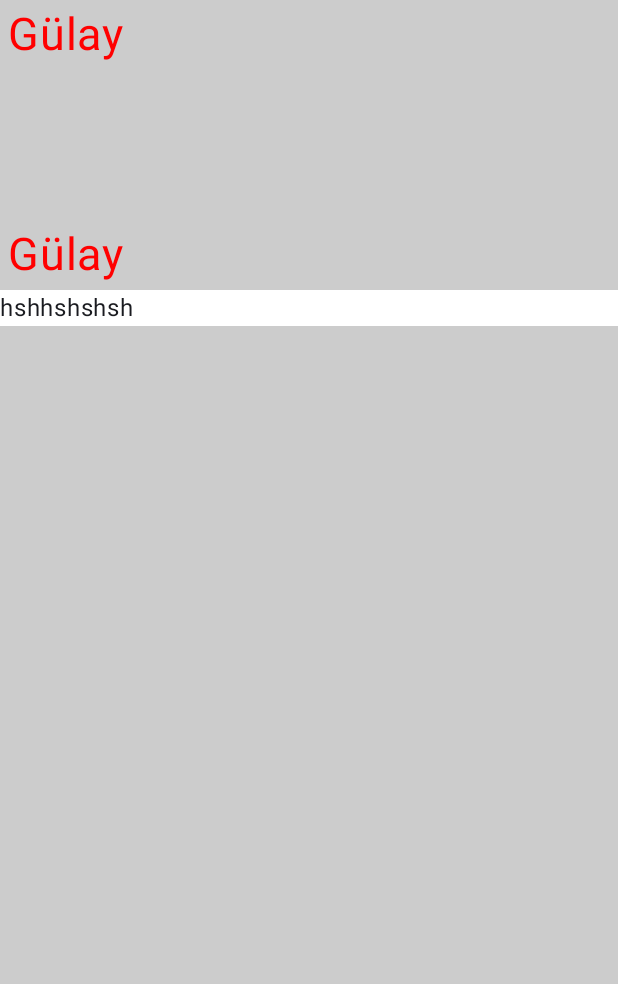
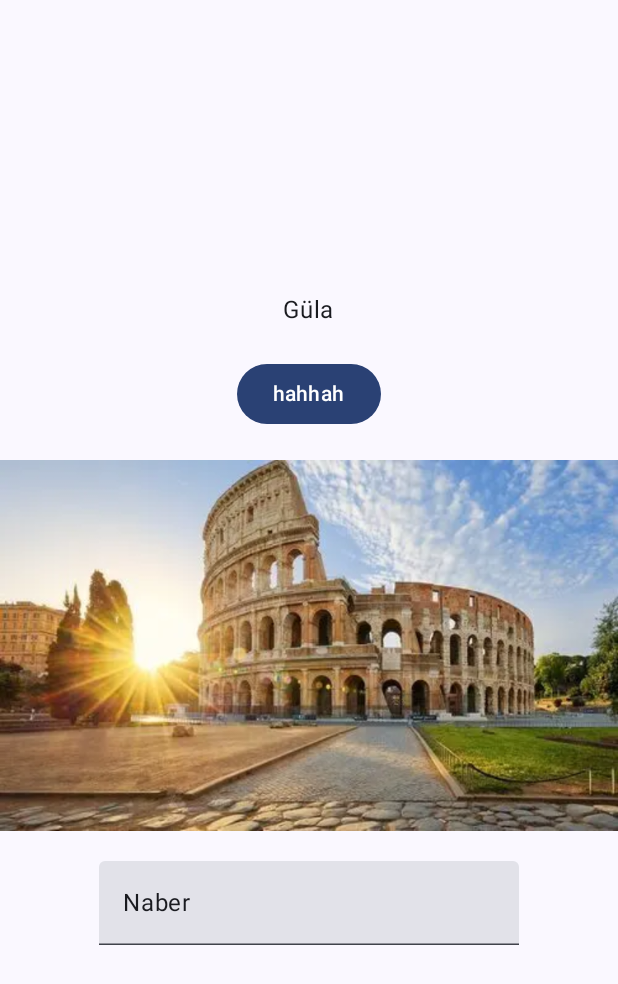
Before and after one commit to GulayAdgzl/jetpackcomposeexample, an Android app built with Jetpack Compose: the screen it shows after launch (MainActivity), on a phone screen of 412 x 824 dp. Shown: the top 984 px of the screen. Run offline under Robolectric (Android 15) with nearby library versions, the phone set to English and light mode, and no system bars.

Commit message:
Add inspection profile for Jetpack Compose and update MainActivity with state management features

```diff
--- a/app/src/main/java/com/example/jetpackcompose/MainActivity.kt
+++ b/app/src/main/java/com/example/jetpackcompose/MainActivity.kt
@@ -4,6 +4,7 @@ import android.os.Bundle
 import androidx.activity.ComponentActivity
 import androidx.activity.compose.setContent
 import androidx.activity.enableEdgeToEdge
+import androidx.compose.foundation.Image
 import androidx.compose.foundation.background
 import androidx.compose.foundation.layout.Arrangement
 import androidx.compose.foundation.layout.Box
@@ -11,18 +12,24 @@ import androidx.compose.foundation.layout.Column
 import androidx.compose.foundation.layout.Spacer
 import androidx.compose.foundation.layout.fillMaxSize
 import androidx.compose.foundation.layout.padding
+import androidx.compose.foundation.text.KeyboardOptions
+import androidx.compose.material3.Button
 import androidx.compose.material3.Scaffold
 import androidx.compose.material3.Text
+import androidx.compose.material3.TextField
 import androidx.compose.material3.TopAppBar
 import androidx.compose.runtime.Composable
+import androidx.compose.ui.Alignment
 import androidx.compose.ui.Modifier
 import androidx.compose.ui.graphics.Color
+import androidx.compose.ui.graphics.ImageBitmap
+import androidx.compose.ui.res.imageResource
 import androidx.compose.ui.text.style.TextAlign
 import androidx.compose.ui.tooling.preview.Preview
 import androidx.compose.ui.unit.dp
 import androidx.compose.ui.unit.sp
 import com.example.jetpackcompose.ui.theme.JetpackComposeTheme
-
+/*
 class MainActivity : ComponentActivity() {
     override fun onCreate(savedInstanceState: Bundle?) {
         super.onCreate(savedInstanceState)
@@ -65,4 +72,47 @@ fun GreetingPreview() {
     JetpackComposeTheme {
       MainScreen()
     }
+}*/
+//StateManagement--Button
+class MainActivity : ComponentActivity() {
+    override fun onCreate(savedInstanceState: Bundle?) {
+        super.onCreate(savedInstanceState)
+        enableEdgeToEdge()
+        setContent {
+            JetpackComposeTheme {
+                Scaffold(modifier = Modifier.fillMaxSize()) { innerPadding ->
+                    Box(modifier = Modifier.padding(innerPadding)){
+                        MainScreen()
+                    }
+
+                }
+            }
+        }
+    }
 }
+
+@Composable
+fun MainScreen(){
+    Column(modifier = Modifier.fillMaxSize(), verticalArrangement = Arrangement.Center,
+        horizontalAlignment = Alignment.CenterHorizontally){
+Text(text="Güla")
+        Spacer(modifier = Modifier.padding(10. dp))
+        Button(onClick = {println("butona tıklandı")}) {
+            Text(text="hahhah")
+
+        }
+        Spacer(modifier = Modifier.padding(10. dp))
+        Image(bitmap = ImageBitmap.imageResource(id = R.drawable.roma),
+            contentDescription = "Roma")
+        Spacer(modifier = Modifier.padding(10. dp))
+        TextField(value ="Naber" , onValueChange ={} , keyboardOptions = KeyboardOptions(autoCorrect = true))
+    }
+}
+
+@Preview(showBackground = true)
+@Composable
+fun GreetingPreview() {
+    JetpackComposeTheme {
+        MainScreen()
+    }
+}
```
